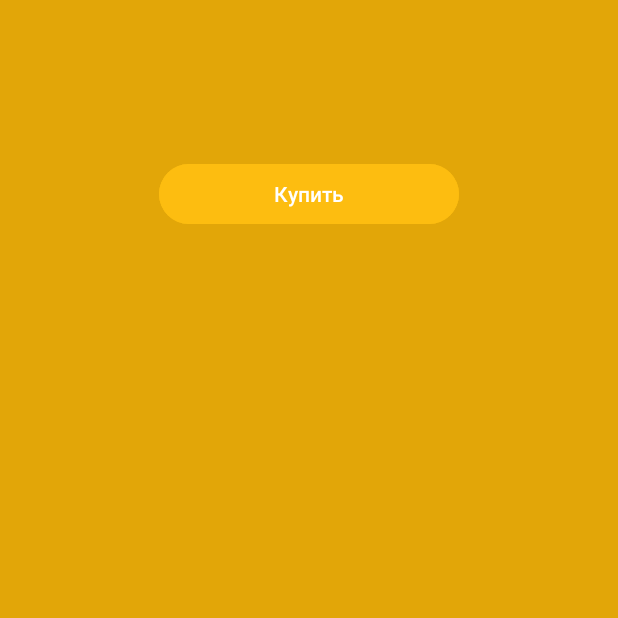
After one commit to SteepDay/mobile_dev, an Android app: the ItemActivity screen opened directly, with no data from a screen before it, on a phone screen of 412 x 824 dp, the top half of it. The commit adds this screen. Run offline under Robolectric (Android 15) with nearby library versions, the phone set to English and light mode, and no system bars.

Commit message:
добавил страничку с описанием товара

```diff
--- a/2/app/src/main/AndroidManifest.xml
+++ b/2/app/src/main/AndroidManifest.xml
@@ -16,6 +16,9 @@
         android:supportsRtl="true"
         android:theme="@style/Theme.Test2"
         tools:targetApi="31">
+        <activity
+            android:name=".ItemActivity"
+            android:exported="false" />
         <activity
             android:name=".ItemsActivity"
             android:exported="false" />
--- /dev/null
+++ b/2/app/src/main/java/com/example/test2/ItemActivity.kt
@@ -0,0 +1,18 @@
+package com.example.test2
+
+import androidx.appcompat.app.AppCompatActivity
+import android.os.Bundle
+import android.widget.TextView
+
+class ItemActivity : AppCompatActivity() {
+    override fun onCreate(savedInstanceState: Bundle?) {
+        super.onCreate(savedInstanceState)
+        setContentView(R.layout.activity_item)
+
+        val title: TextView = findViewById(R.id.item_list_title_one)
+        val text: TextView = findViewById(R.id.item_list_text)
+
+        title.text = intent.getStringExtra("itemTitle")
+        text.text = intent.getStringExtra("itemText")
+    }
+}
--- a/2/app/src/main/java/com/example/test2/ItemsAdapter.kt
+++ b/2/app/src/main/java/com/example/test2/ItemsAdapter.kt
@@ -1,9 +1,11 @@
 package com.example.test2
 
 import android.content.Context
+import android.content.Intent
 import android.view.LayoutInflater
 import android.view.View
 import android.view.ViewGroup
+import android.widget.Button
 import android.widget.ImageView
 import android.widget.TextView
 import androidx.recyclerview.widget.RecyclerView
@@ -15,6 +17,7 @@ class ItemsAdapter(var items: List<Item>, var context: Context) : RecyclerView.A
         val title: TextView = view.findViewById(R.id.item_list_title)
         val desc: TextView = view.findViewById(R.id.item_list_desc)
         val price: TextView = view.findViewById(R.id.item_list_price)
+        val btn: Button = view.findViewById(R.id.item_list_button)
     }
 
     override fun onCreateViewHolder(parent: ViewGroup, viewType: Int): MyViewHolder {
@@ -38,5 +41,14 @@ class ItemsAdapter(var items: List<Item>, var context: Context) : RecyclerView.A
         )
 
         holder.image.setImageResource(imageId)
+
+        holder.btn.setOnClickListener {
+            val intent = Intent(context, ItemActivity::class.java)
+
+            intent.putExtra("itemTitle", items[position].title)
+            intent.putExtra("itemText", items[position].text)
+
+            context.startActivity(intent)
+        }
     }
 }
--- /dev/null
+++ b/2/app/src/main/res/layout/activity_item.xml
@@ -0,0 +1,38 @@
+<?xml version="1.0" encoding="utf-8"?>
+<LinearLayout xmlns:android="http://schemas.android.com/apk/res/android"
+    xmlns:app="http://schemas.android.com/apk/res-auto"
+    xmlns:tools="http://schemas.android.com/tools"
+    android:layout_width="match_parent"
+    android:layout_height="match_parent"
+    android:orientation="vertical"
+    android:background="#e2a608"
+    tools:context=".ItemActivity">
+
+    <TextView
+        android:id="@+id/item_list_title_one"
+        android:textStyle="bold"
+        android:textSize="30sp"
+        android:paddingHorizontal="20dp"
+        android:paddingVertical="10dp"
+        android:layout_width="match_parent"
+        android:layout_height="wrap_content"
+        android:text="TextView" />
+
+    <TextView
+        android:id="@+id/item_list_text"
+        android:paddingHorizontal="20dp"
+        android:paddingVertical="10dp"
+        android:textSize="18sp"
+        android:layout_width="match_parent"
+        android:layout_height="wrap_content"
+        android:text="TextView" />
+
+    <Button
+        android:id="@+id/button_buy"
+        android:layout_width="200dp"
+        android:layout_height="wrap_content"
+        android:layout_gravity="center"
+        android:backgroundTint="#FDBD10"
+        android:text="Купить" />
+
+</LinearLayout>
```
